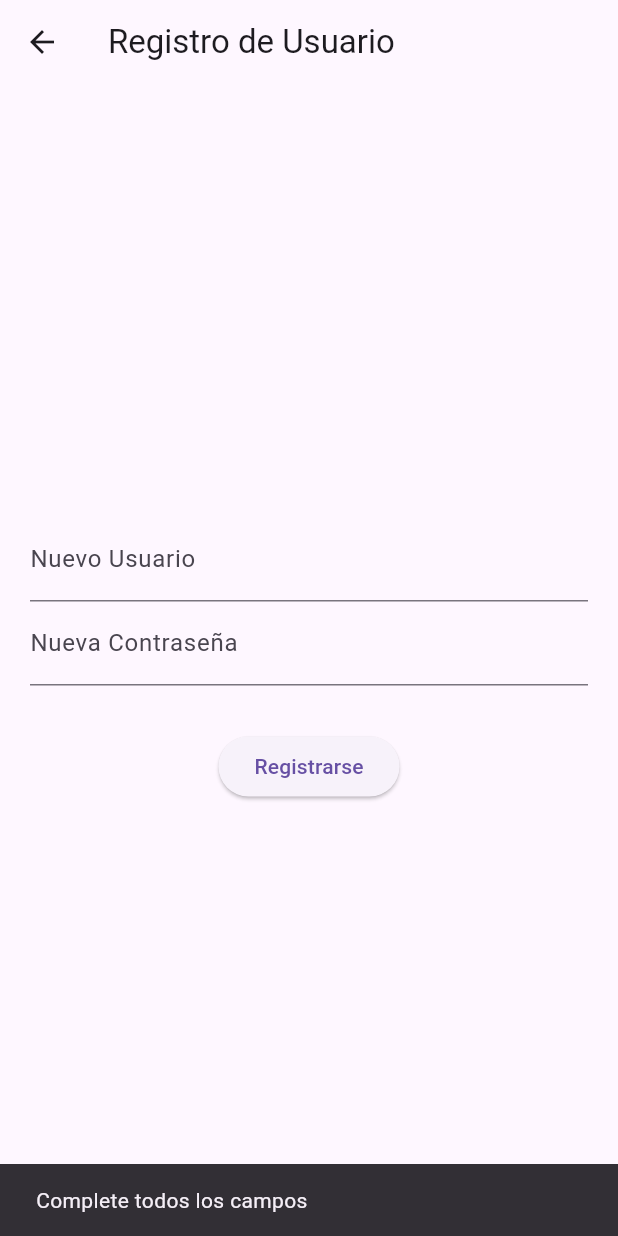
After one commit to Jeick18/smat, a Flutter app: the RegisterScreen screen opened directly, after a tap on "Registrarse", on a phone screen of 412 x 824 dp. The commit adds this screen. Run offline on Flutter 3.47's test engine with Material 3 defaults, Android fonts, the phone set to English and light mode, and no system bars; our stand-ins replace shared_preferences; accounts and stored records are empty.

Commit message:
Soluciones de Registrar Usuarios

```diff
--- /dev/null
+++ b/mobile/lib/screens/register_screen.dart
@@ -0,0 +1,83 @@
+import 'package:flutter/material.dart';
+
+import '../services/auth_service.dart';
+
+class RegisterScreen extends StatefulWidget {
+  const RegisterScreen({super.key});
+
+  @override
+  State<RegisterScreen> createState() => _RegisterScreenState();
+}
+
+class _RegisterScreenState extends State<RegisterScreen> {
+  final _userController = TextEditingController();
+  final _passController = TextEditingController();
+  bool _isLoading = false;
+
+  void _handleRegister() async {
+    if (_userController.text.isEmpty || _passController.text.isEmpty) {
+      ScaffoldMessenger.of(context).showSnackBar(
+        const SnackBar(content: Text('Complete todos los campos')),
+      );
+      return;
+    }
+
+    setState(() => _isLoading = true);
+
+    bool success = await AuthService().register(
+      _userController.text,
+      _passController.text,
+    );
+
+    if (!mounted) return;
+    setState(() => _isLoading = false);
+
+    if (success) {
+      ScaffoldMessenger.of(context).showSnackBar(
+        const SnackBar(
+          content: Text(
+            'Usuario registrado exitosamente. Ya puedes iniciar sesión.',
+          ),
+        ),
+      );
+      Navigator.pop(context);
+    } else {
+      ScaffoldMessenger.of(context).showSnackBar(
+        const SnackBar(
+          content: Text('El nombre de usuario ya está en uso o hubo un error.'),
+        ),
+      );
+    }
+  }
+
+  @override
+  Widget build(BuildContext context) {
+    return Scaffold(
+      appBar: AppBar(title: const Text('Registro de Usuario')),
+      body: Padding(
+        padding: const EdgeInsets.all(20.0),
+        child: Column(
+          mainAxisAlignment: MainAxisAlignment.center,
+          children: [
+            TextField(
+              controller: _userController,
+              decoration: const InputDecoration(labelText: 'Nuevo Usuario'),
+            ),
+            TextField(
+              controller: _passController,
+              decoration: const InputDecoration(labelText: 'Nueva Contraseña'),
+              obscureText: true,
+            ),
+            const SizedBox(height: 30),
+            _isLoading
+                ? const CircularProgressIndicator()
+                : ElevatedButton(
+                    onPressed: _handleRegister,
+                    child: const Text('Registrarse'),
+                  ),
+          ],
+        ),
+      ),
+    );
+  }
+}
```
Also changed, not shown: mobile/lib/screens/login_screen.dart (+15 -2 lines), 5 other files.
